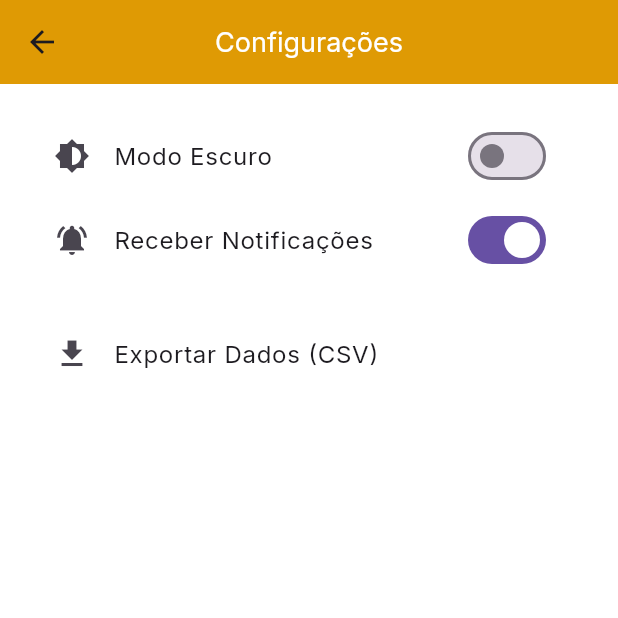
After one commit to vinimiraa/LDDM-ShowCoin, a Flutter app: the SettingsScreen screen opened directly, on a phone screen of 412 x 824 dp, the top half of it. The commit adds this screen. Run offline on Flutter 3.47's test engine with Material 3 defaults, Android fonts, the light colour scheme and no system bars; our stand-ins replace fl_chart, persistent_bottom_nav_bar.

Commit message:
Feat: mudanca de tela de perfil para configuracoes

```diff
--- a/src/lib/main_screen.dart
+++ b/src/lib/main_screen.dart
@@ -3,7 +3,7 @@ import 'package:persistent_bottom_nav_bar/persistent_bottom_nav_bar.dart';
 import 'screens/qrcode_screen.dart';
 import 'screens/home_screen.dart';
 import 'screens/statement_screen.dart';
-import 'screens/profile_screen.dart';
+import 'screens/settings_screen.dart';
 import 'screens/utils.dart';
 import 'screens/login_screen.dart';
 
@@ -28,7 +28,7 @@ class _MainScreenState extends State<MainScreen> {
       HomeScreen(),
       StatementScreen(),
       QRCodeScreen(),
-      ProfileScreen()
+      SettingsScreen()
     ];
   }
 
--- /dev/null
+++ b/src/lib/screens/settings_screen.dart
@@ -0,0 +1,70 @@
+import 'package:flutter/material.dart';
+import 'utils.dart';
+
+class SettingsScreen extends StatefulWidget {
+  const SettingsScreen({super.key});
+
+  @override
+  State<SettingsScreen> createState() => _SettingsScreenState();
+}
+
+class _SettingsScreenState extends State<SettingsScreen> {
+  bool isDarkMode = false;
+  bool notificationsEnabled = true;
+
+  @override
+  Widget build(BuildContext context) {
+    return Scaffold(
+      appBar: Utils.buildHeader("Configurações"),
+      body: Padding(
+        padding: const EdgeInsets.all(20.0),
+        child: Column(
+          crossAxisAlignment: CrossAxisAlignment.start,
+          children: [
+            SwitchListTile(
+              title: const Text("Modo Escuro"),
+              value: isDarkMode,
+              secondary: const Icon(Icons.brightness_6),
+              onChanged: (bool value) {
+                setState(() {
+                  isDarkMode = value;
+                  debugPrint("Modo ${isDarkMode ? "Escuro" : "Claro"} ativado");
+                });
+              },
+            ),
+            SwitchListTile(
+              title: const Text("Receber Notificações"),
+              value: notificationsEnabled,
+              secondary: const Icon(Icons.notifications_active),
+              onChanged: (bool value) {
+                setState(() {
+                  notificationsEnabled = value;
+                  debugPrint("Notificações ${value ? "ativadas" : "desativadas"}");
+                });
+              },
+            ),
+            const SizedBox(height: 20),
+            ListTile(
+              leading: const Icon(Icons.file_download),
+              title: const Text("Exportar Dados (CSV)"),
+              onTap: _exportarCSV,
+            ),
+          ],
+        ),
+      ),
+    );
+  }
+
+  void _exportarCSV() {
+    // TODO: Implementar lógica real de exportação de dados financeiros.
+    debugPrint("Exportando dados financeiros para CSV...");
+    ScaffoldMessenger.of(context).showSnackBar(
+      const SnackBar(content: Text("CSV exportado com sucesso!")),
+    );
+  }
+
+  void _encerrarSessao() {
+    debugPrint("Encerrando sessão...");
+    // TODO: Redirecionar ou limpar dados se necessário
+  }
+}
```
Also changed, not shown: src/lib/screens/profile_screen.dart (deleted, +0 -178 lines).
